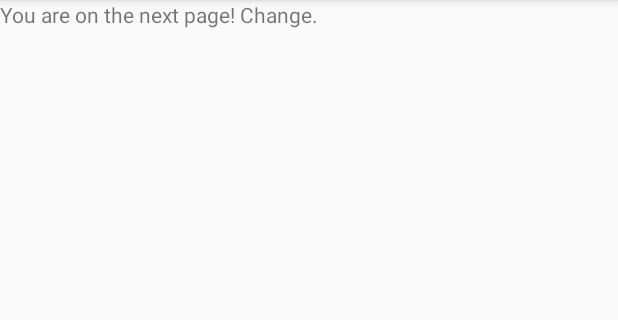
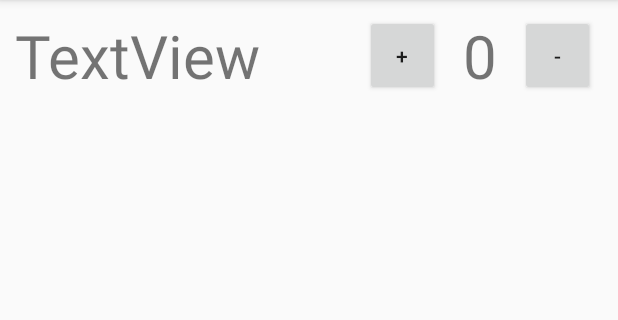
Before and after one commit to Maxfojtik/Werewolf, an Android app: the CharacterSelect screen opened directly, with no data from a screen before it, on a phone screen of 412 x 824 dp, the part 84-404 px from its top. Run offline under Robolectric (Android 15) with nearby library versions, the phone set to English and light mode, and no system bars.

Commit message:
Working on character Select

```diff
--- a/app/src/main/java/uncontrollablyswervingdog/werewolf/CharacterSelect.java
+++ b/app/src/main/java/uncontrollablyswervingdog/werewolf/CharacterSelect.java
@@ -8,12 +8,18 @@ import android.widget.EditText;
 import android.widget.RelativeLayout;
 import android.widget.TextView;
 
-public class CharacterSelect extends AppCompatActivity {
 
+public class CharacterSelect extends AppCompatActivity
+{
+    String[] roles = new String[]{"Werewolf", "Minion", "Villager", "Seer", "Troublemaker", "Robber"};
     @Override
-    protected void onCreate(Bundle savedInstanceState) {
+    protected void onCreate(Bundle savedInstanceState)
+    {
         super.onCreate(savedInstanceState);
         setContentView(R.layout.activity_character_select);
+    }
+    void generateStuff()
+    {
 
     }
 }
--- a/app/src/main/res/layout/activity_character_select.xml
+++ b/app/src/main/res/layout/activity_character_select.xml
@@ -1,11 +1,59 @@
 <?xml version="1.0" encoding="utf-8"?>
-<LinearLayout xmlns:android="http://schemas.android.com/apk/res/android"
-    android:orientation="vertical" android:layout_width="match_parent"
-    android:layout_height="match_parent">
+<RelativeLayout xmlns:android="http://schemas.android.com/apk/res/android"
+    android:layout_width="fill_parent"
+    android:layout_height="fill_parent"
+    android:id="@+id/mainMenu">
+
+    <Button
+        android:id="@+id/new_button"
+        android:layout_width="50dp"
+        android:layout_height="50dp"
+        android:text="-"
+        android:layout_marginRight="15dp"
+        android:layout_marginEnd="15dp"
+        android:layout_alignTop="@+id/Label"
+        android:layout_alignParentRight="true"
+        android:layout_alignParentEnd="true"
+        android:layout_alignBottom="@+id/Label" />
+
+    <Button
+        android:id="@+id/done_button"
+        android:layout_width="50dp"
+        android:layout_height="50dp"
+        android:onClick="doneButton"
+        android:text="+"
+        android:layout_alignTop="@+id/Number"
+        android:layout_toLeftOf="@+id/Number"
+        android:layout_toStartOf="@+id/Number"
+        android:layout_marginRight="15dp"
+        android:layout_marginEnd="15dp"
+        android:layout_alignBottom="@+id/Label" />
 
     <TextView
-        android:id="@+id/textView"
-        android:layout_width="match_parent"
+        android:id="@+id/Label"
+        android:layout_width="wrap_content"
         android:layout_height="wrap_content"
-        android:text="You are on the next page! Change." />
-</LinearLayout>
+        android:text="TextView"
+        android:textSize="40dp"
+        android:layout_marginTop="10dp"
+        android:layout_alignParentTop="true"
+        android:layout_alignParentLeft="true"
+        android:layout_alignParentStart="true"
+        android:layout_marginLeft="10dp"
+        android:layout_marginStart="10dp" />
+
+    <TextView
+        android:id="@+id/Number"
+        android:layout_width="wrap_content"
+        android:layout_height="wrap_content"
+        android:text="0"
+        android:textSize="40dp"
+        android:layout_alignTop="@+id/new_button"
+        android:layout_toLeftOf="@+id/new_button"
+        android:layout_toStartOf="@+id/new_button"
+        android:layout_marginRight="15dp"
+        android:layout_marginEnd="15dp"
+        android:layout_alignBottom="@+id/new_button" />
+
+
+</RelativeLayout>
```
